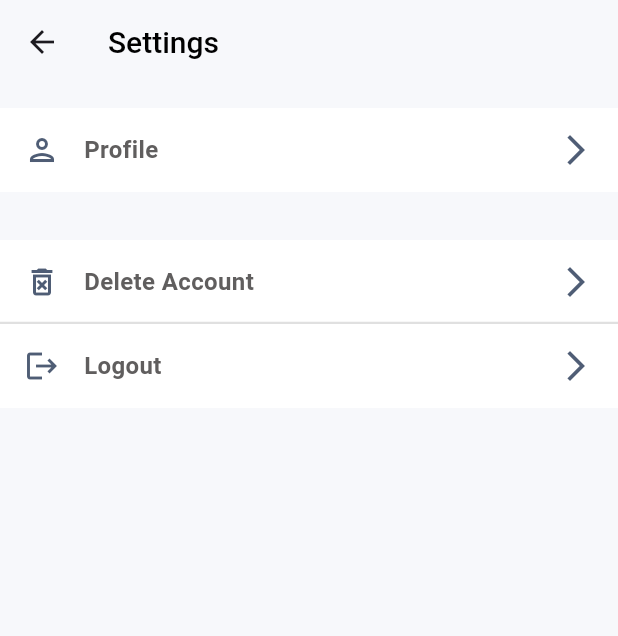
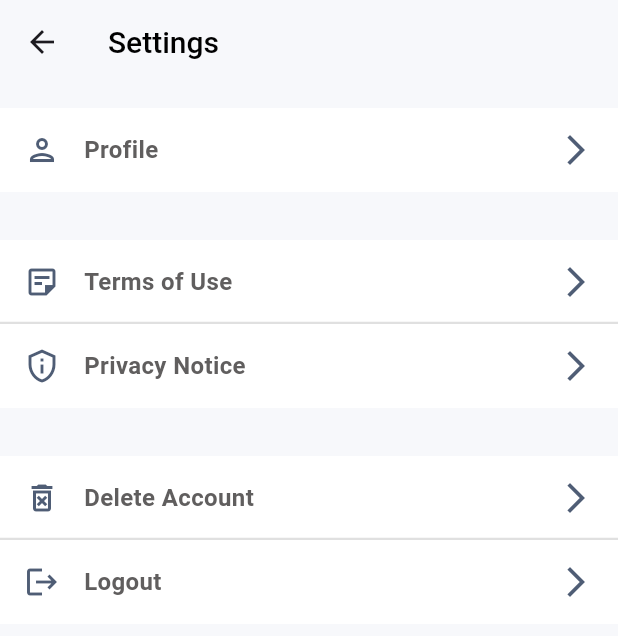
Before and after one commit to CatalystTue/Web-App, a Flutter app: the AppSettingsScreen screen opened directly, on a phone screen of 412 x 824 dp. Shown: the top 636 px of the screen. Run offline on Flutter 3.47's test engine with Material 3 defaults, Android fonts, the phone set to English and light mode, and no system bars; drawn by our look-alikes of overlay_support; our stand-ins replace appinio_swiper, gap, get, get_storage; missing offline and left inert: dart:html, dart:ui_web; accounts and stored records are empty.

Commit message:
added terms of use and privacy notice (built)

```diff
--- /dev/null
+++ b/lib/Core/Utils/legal_documents.dart
@@ -0,0 +1,13 @@
+import 'legal_documents_stub.dart'
+    if (dart.library.html) 'legal_documents_web.dart';
+
+class LegalDocuments {
+  LegalDocuments._();
+
+  static const termsOfUse = 'legal/terms_of_use.pdf';
+  static const privacyNotice = 'legal/privacy_notice.pdf';
+
+  static void openTermsOfUse() => openLegalDocument(termsOfUse);
+
+  static void openPrivacyNotice() => openLegalDocument(privacyNotice);
+}
--- /dev/null
+++ b/lib/Core/Utils/legal_documents_stub.dart
@@ -0,0 +1 @@
+void openLegalDocument(String relativePath) {}
--- a/lib/Features/app_settings/presentation/app_settings_screen.dart
+++ b/lib/Features/app_settings/presentation/app_settings_screen.dart
@@ -110,6 +110,7 @@
 //   }
 // }
 import 'package:catalyst_flutter_app/Core/constants/config.dart';
+import 'package:catalyst_flutter_app/Core/Utils/legal_documents.dart';
 import 'package:catalyst_flutter_app/Features/app_settings/presentation/controller/app_settings_controller.dart';
 import 'package:catalyst_flutter_app/Features/app_settings/presentation/widgets/setting_container_widget.dart';
 import 'package:flutter/material.dart';
@@ -150,6 +151,30 @@ class AppSettingsScreen extends GetView<AppSettingsController> {
             ),
             Gap(AppConfig().dimens.extraLarge),
             SettingContainerWidget(
+              onTap: LegalDocuments.openTermsOfUse,
+              firstIcon: Icons.sticky_note_2_outlined,
+              text: 'Terms of Use',
+              secondIcon: Icon(
+                Icons.arrow_forward_ios,
+                color: AppConfig().colors.primaryColor,
+              ),
+            ),
+            Divider(
+              height: 0,
+              thickness: 1.5,
+              color: Colors.grey[300],
+            ),
+            SettingContainerWidget(
+              onTap: LegalDocuments.openPrivacyNotice,
+              firstIcon: Icons.privacy_tip_outlined,
+              text: 'Privacy Notice',
+              secondIcon: Icon(
+                Icons.arrow_forward_ios,
+                color: AppConfig().colors.primaryColor,
+              ),
+            ),
+            Gap(AppConfig().dimens.extraLarge),
+            SettingContainerWidget(
               onTap: () => controller.deleteAccount(context),
               firstIcon: Icons.delete_forever_outlined,
               text: 'Delete Account',
--- a/lib/Features/initform/presentation/llm_choice_screen.dart
+++ b/lib/Features/initform/presentation/llm_choice_screen.dart
@@ -102,7 +102,7 @@ class _LlmChoiceScreenState extends State<LlmChoiceScreen> {
             if (!_isEditStep) ...[
               const SizedBox(height: 8),
               Text(
-                "You can still edit your description in the next step if it isn't written yet.",
+                "You can still edit your description later.",
                 style: TextStyle(
                   fontSize: 14,
                   color: AppConfig().colors.txtColor,
```
Also changed, not shown: lib/Core/Utils/legal_documents_web.dart (added, +9 -0 lines), lib/Features/register/presentation/controller/register_controller.dart (+7 -15 lines), lib/Features/register/presentation/register_screen.dart (+19 -2 lines), 7 other files.
